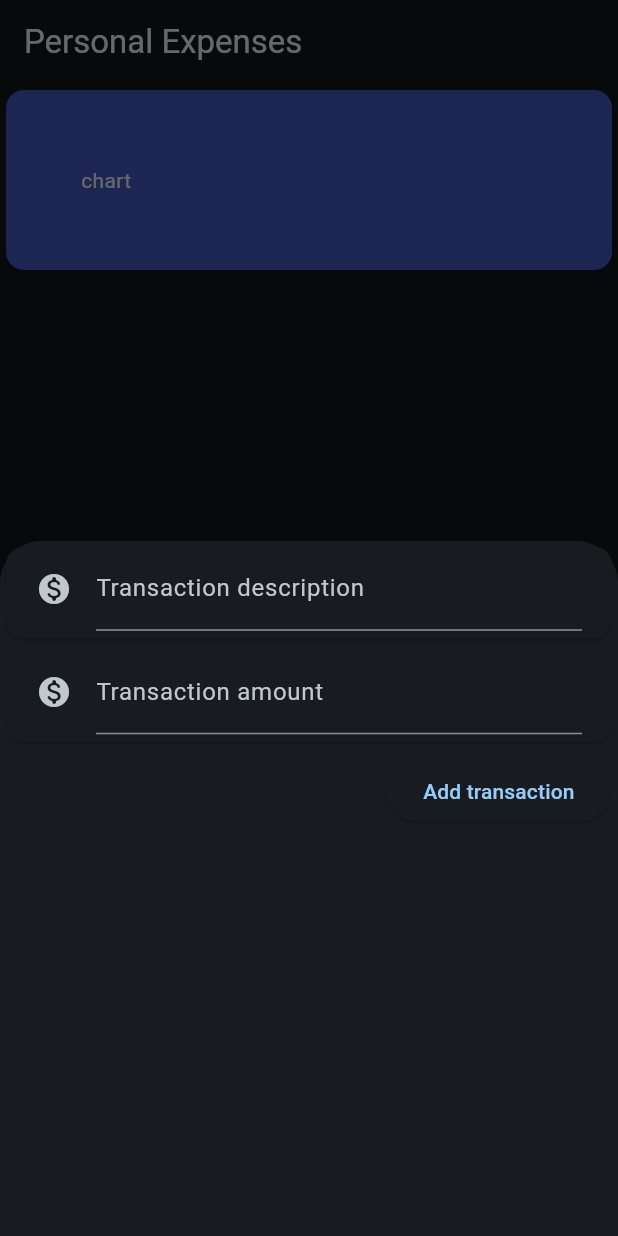
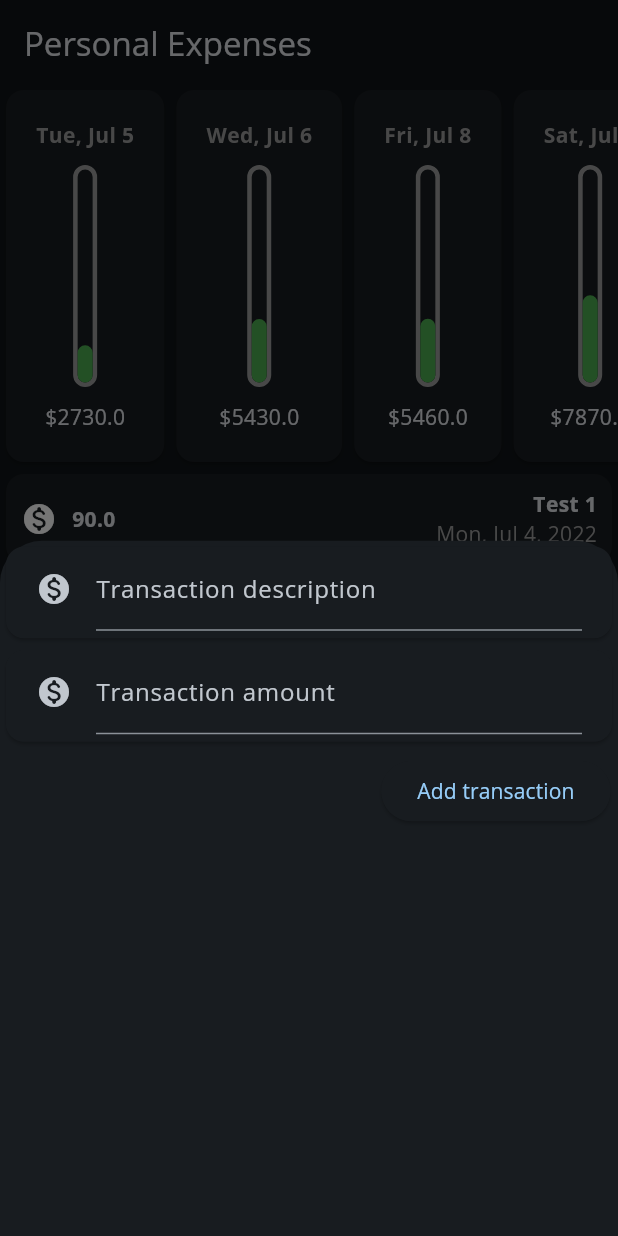
Before and after one commit to Nitram13E/Personal-Expenses, a Flutter app: the screen it shows after launch, after a tap on the "add" icon, on a phone screen of 412 x 824 dp. Run offline on Flutter 3.47's test engine with Material 2 defaults, Android fonts, the phone set to English and light mode, and no system bars.

Commit message:
Charts implemented. Various fixes

```diff
--- a/lib/main.dart
+++ b/lib/main.dart
@@ -1,3 +1,4 @@
+import 'package:flutter/gestures.dart';
 import 'package:flutter/material.dart';
 import 'package:personal_expenses/models/transaction.dart';
 import 'package:personal_expenses/widgets/add_transaction.dart';
@@ -20,11 +21,22 @@ class MyApp extends StatelessWidget {
         colorSchemeSeed: Colors.lightBlue,
         brightness: Brightness.dark,
         useMaterial3: true,
+        fontFamily: 'OpenSans',
       ),
       home: MyHomePage(appName: appName),
       debugShowCheckedModeBanner: false,
+      scrollBehavior: CustomScrollBehavior(),
     );
   }
+}
+
+class CustomScrollBehavior extends MaterialScrollBehavior {
+  // Override behavior methods and getters like dragDevices
+  @override
+  Set<PointerDeviceKind> get dragDevices => {
+        PointerDeviceKind.touch,
+        PointerDeviceKind.mouse,
+      };
 }
 
 class MyHomePage extends StatefulWidget {
@@ -36,7 +48,17 @@ class MyHomePage extends StatefulWidget {
 }
 
 class _MyHomePageState extends State<MyHomePage> {
-  final List<Transaction> _transactions = <Transaction>[];
+  final List<Transaction> _transactions = <Transaction>[
+    Transaction(title: 'Test 1', amount: 90, date: DateTime(2022, 7, 4)),
+    Transaction(title: 'Test 2', amount: 190, date: DateTime(2022, 7, 4)),
+    Transaction(title: 'Test 3', amount: 910, date: DateTime(2022, 7, 5)),
+    Transaction(title: 'Test 4', amount: 900, date: DateTime(2022, 7, 5)),
+    Transaction(title: 'Test 5', amount: 920, date: DateTime(2022, 7, 5)),
+    Transaction(title: 'Test 6', amount: 5430, date: DateTime(2022, 7, 6)),
+    Transaction(title: 'Test 7', amount: 5460, date: DateTime(2022, 7, 8)),
+    Transaction(title: 'Test 8', amount: 7870, date: DateTime(2022, 7, 9)),
+    Transaction(title: 'Test 9', amount: 120, date: DateTime(2022, 7, 10)),
+  ];
 
   void _addNewTransaction({required String title, required double amount}) {
     setState(() {
--- a/lib/pages/dashboard_page.dart
+++ b/lib/pages/dashboard_page.dart
@@ -1,15 +1,13 @@
 import 'package:flutter/material.dart';
 import 'package:personal_expenses/models/transaction.dart';
 import 'package:personal_expenses/widgets/no_transactions.dart';
-import 'package:personal_expenses/widgets/transaction_chart.dart';
+import 'package:personal_expenses/widgets/transaction_charts.dart';
 import 'package:personal_expenses/widgets/transaction_list.dart';
 
 class DashboardPage extends StatefulWidget {
   final Function addNewTransaction;
   final List<Transaction> transactions;
-  const DashboardPage(
-      {Key? key, required this.addNewTransaction, required this.transactions})
-      : super(key: key);
+  const DashboardPage({Key? key, required this.addNewTransaction, required this.transactions}) : super(key: key);
 
   @override
   State<DashboardPage> createState() => _DashboardPageState();
@@ -19,10 +17,8 @@ class _DashboardPageState extends State<DashboardPage> {
   @override
   Widget build(BuildContext context) {
     return Column(crossAxisAlignment: CrossAxisAlignment.stretch, children: [
-      TransactionChart(transactions: widget.transactions),
-      widget.transactions.isNotEmpty
-          ? TransactionList(transactions: widget.transactions)
-          : const NoTransactions(),
+      TransactionCharts(transactions: widget.transactions),
+      widget.transactions.isNotEmpty ? TransactionList(transactions: widget.transactions) : const NoTransactions(),
     ]);
   }
 }
--- a/lib/widgets/add_transaction.dart
+++ b/lib/widgets/add_transaction.dart
@@ -5,8 +5,7 @@ import 'package:personal_expenses/widgets/input_card.dart';
 class AddTransaction extends StatefulWidget {
   final Function addTransaction;
 
-  const AddTransaction({Key? key, required this.addTransaction})
-      : super(key: key);
+  const AddTransaction({Key? key, required this.addTransaction}) : super(key: key);
 
   @override
   State<AddTransaction> createState() => AddTransactionState();
@@ -29,7 +28,6 @@ class AddTransactionState extends State<AddTransaction> {
     try {
       amount = double.parse(amountController.text);
     } on FormatException catch (e) {
-      print(e);
       return;
     }
 
--- /dev/null
+++ b/lib/widgets/chart.dart
@@ -0,0 +1,45 @@
+import 'package:flutter/material.dart';
+
+class Chart extends StatelessWidget {
+  final double monthAmount;
+  final double dayAmount;
+
+  const Chart({Key? key, required this.dayAmount, required this.monthAmount}) : super(key: key);
+
+  double get percentAmount {
+    final double percent = (dayAmount / monthAmount);
+
+    if ((percent + 0.05) < 1) return (percent + 0.05);
+
+    return percent;
+  }
+
+  @override
+  Widget build(BuildContext context) {
+    return Expanded(
+      child: Stack(
+        children: [
+          Container(
+            margin: const EdgeInsets.all(10),
+            decoration: BoxDecoration(
+              border: Border.all(color: Colors.grey, width: 3),
+              borderRadius: BorderRadius.circular(15),
+            ),
+            child: Align(
+              alignment: Alignment.bottomCenter,
+              child: FractionallySizedBox(
+                heightFactor: (percentAmount),
+                child: Container(
+                  decoration: BoxDecoration(
+                    border: Border.all(color: Colors.green, width: 5),
+                    borderRadius: BorderRadius.circular(15),
+                  ),
+                ),
+              ),
+            ),
+          ),
+        ],
+      ),
+    );
+  }
+}
--- a/lib/widgets/no_transactions.dart
+++ b/lib/widgets/no_transactions.dart
@@ -5,11 +5,20 @@ class NoTransactions extends StatelessWidget {
 
   @override
   Widget build(BuildContext context) {
-    return const Expanded(
-      child: Center(
-        child: Text('No transactions registered.',
-            textAlign: TextAlign.center,
-            style: TextStyle(color: Colors.grey, fontWeight: FontWeight.bold)),
+    return Expanded(
+      child: Column(
+        mainAxisAlignment: MainAxisAlignment.center,
+        children: [
+          Container(
+            height: 250,
+            margin: const EdgeInsets.fromLTRB(0, 0, 0, 30),
+            child: Image.asset(
+              'assets/images/no-transaction.png',
+              fit: BoxFit.fitHeight,
+            ),
+          ),
+          const Text('No transactions registered.', textAlign: TextAlign.center, style: TextStyle(color: Colors.grey, fontWeight: FontWeight.bold)),
+        ],
       ),
     );
   }
--- a/lib/widgets/transaction_card.dart
+++ b/lib/widgets/transaction_card.dart
@@ -1,12 +1,12 @@
 import 'package:flutter/material.dart';
+import 'package:intl/intl.dart';
 
 class TransactionCard extends StatelessWidget {
   final String title;
   final double amount;
   final DateTime date;
 
-  const TransactionCard(this.title, this.amount, this.date, {Key? key})
-      : super(key: key);
+  const TransactionCard(this.title, this.amount, this.date, {Key? key}) : super(key: key);
 
   @override
   Widget build(BuildContext context) {
@@ -36,11 +36,14 @@ class TransactionCard extends StatelessWidget {
                 Text(
                   overflow: TextOverflow.clip,
                   title,
+                  style: const TextStyle(
+                    fontWeight: FontWeight.bold,
+                  ),
                 ),
                 Text(
-                  date.toString().substring(0, 16),
-                  style: const TextStyle(
-                      fontWeight: FontWeight.bold, color: Colors.grey),
+                  //date.toString().substring(0, 16),
+                  DateFormat.yMMMEd().format(date),
+                  style: const TextStyle(color: Colors.grey),
                 ),
               ],
             ),
--- a/lib/widgets/transaction_chart.dart
+++ /dev/null
@@ -1,24 +0,0 @@
-import 'package:flutter/material.dart';
-import 'package:personal_expenses/models/transaction.dart';
-import 'package:syncfusion_flutter_charts/charts.dart';
-import 'package:syncfusion_flutter_charts/sparkcharts.dart';
-
-class TransactionChart extends StatefulWidget {
-  final List<Transaction> transactions;
-  const TransactionChart({Key? key, required this.transactions})
-      : super(key: key);
-
-  @override
-  State<TransactionChart> createState() => _TransactionChartState();
-}
-
-class _TransactionChartState extends State<TransactionChart> {
-  @override
-  Widget build(BuildContext context) {
-    return Card(
-      color: Colors.indigo,
-      child: Container(
-          margin: const EdgeInsets.all(50), child: const Text('chart')),
-    );
-  }
-}
--- /dev/null
+++ b/lib/widgets/transaction_charts.dart
@@ -0,0 +1,98 @@
+import 'package:flutter/material.dart';
+import 'package:personal_expenses/models/transaction.dart';
+import 'package:personal_expenses/widgets/chart.dart';
+
+import 'package:intl/intl.dart';
+
+class TransactionCharts extends StatefulWidget {
+  final List<Transaction> transactions;
+  const TransactionCharts({Key? key, required this.transactions}) : super(key: key);
+
+  @override
+  State<TransactionCharts> createState() => _TransactionChartsState();
+}
+
+class _TransactionChartsState extends State<TransactionCharts> {
+  /*
+
+  Map<String, DailyTransactions> get _monthTransactions {
+    final Map<String, DailyTransactions> dailyTransactions = {};
+    DateTime actualMonth = DateTime.now().subtract(const Duration(days: 30));
+
+    for (final Transaction transaction in widget.transactions) {
+      if (transaction.date.isAfter(actualMonth)) {
+        final date = transaction.date.toString().substring(0, 10);
+
+        if (dailyTransactions.containsKey(date)) {
+          dailyTransactions[date]!.finalAmount = dailyTransactions[date]!.finalAmount + transaction.amount;
+        } else {
+          dailyTransactions[date] = DailyTransactions(finalAmount: transaction.amount);
+          _daysOfTheMonth.add(date);
+        }
+
+        dailyTransactions[date]!.addTransaction(transaction: transaction);
+      }
+    }
+
+    return dailyTransactions;
+  }
+  */
+
+  List<String> get _daysOfTheMonth {
+    return _monthTransactions.keys.toList();
+  }
+
+  Map<String, double> get _monthTransactions {
+    final Map<String, double> dailyAmounts = {};
+    DateTime actualMonth = DateTime.now().subtract(const Duration(days: 30));
+
+    for (final Transaction transaction in widget.transactions) {
+      if (transaction.date.isAfter(actualMonth)) {
+        final date = transaction.date.toString().substring(0, 10);
+
+        if (dailyAmounts.containsKey(date)) {
+          dailyAmounts[date] = dailyAmounts[date]! + transaction.amount;
+        } else {
+          dailyAmounts[date] = transaction.amount;
+        }
+      }
+    }
+    return dailyAmounts;
+  }
+
+  double get _monthTotalAmount {
+    double totalAmount = 0;
+
+    for (Transaction t in widget.transactions) {
+      totalAmount += t.amount;
+    }
+
+    return totalAmount;
+  }
+
+  @override
+  Widget build(BuildContext context) {
+    return Expanded(
+      flex: 2,
+      child: ListView.builder(
+        scrollDirection: Axis.horizontal,
+        itemCount: _daysOfTheMonth.length,
+        itemBuilder: (context, index) => Card(
+          child: Container(
+            margin: const EdgeInsets.all(20),
+            child: Column(
+              children: [
+                Text(
+                  DateFormat.MMMEd().format(DateTime.parse(_daysOfTheMonth[index])),
+                  style: const TextStyle(fontWeight: FontWeight.bold, color: Colors.grey),
+                ),
+                Chart(monthAmount: _monthTotalAmount, dayAmount: _monthTransactions[_daysOfTheMonth[index]]!),
+                Text('\$${_monthTransactions[_daysOfTheMonth[index]]!}'),
+              ],
+            ),
+          ),
+        ),
+      ),
+    );
+  }
+}
--- a/lib/widgets/transaction_list.dart
+++ b/lib/widgets/transaction_list.dart
@@ -4,8 +4,7 @@ import 'package:personal_expenses/widgets/transaction_card.dart';
 
 class TransactionList extends StatefulWidget {
   final List<Transaction> transactions;
-  const TransactionList({Key? key, required this.transactions})
-      : super(key: key);
+  const TransactionList({Key? key, required this.transactions}) : super(key: key);
 
   @override
   State<TransactionList> createState() => _TransactionListState();
@@ -15,18 +14,11 @@ class _TransactionListState extends State<TransactionList> {
   @override
   Widget build(BuildContext context) {
     return Expanded(
-        child: ListView.builder(
-      itemCount: widget.transactions.length,
-      itemBuilder: (context, index) => TransactionCard(
-          widget.transactions[index].title,
-          widget.transactions[index].amount,
-          widget.transactions[index].date),
-    ));
-    /* return Column(
-      children: _transactions
-          .map(
-              (trans) => TransactionCard(trans.title, trans.amount, trans.date))
-          .toList(),
-    ); */
+      flex: 4,
+      child: ListView.builder(
+        itemCount: widget.transactions.length,
+        itemBuilder: (context, index) => TransactionCard(widget.transactions[index].title, widget.transactions[index].amount, widget.transactions[index].date),
+      ),
+    );
   }
 }
```
Also changed, not shown: pubspec.yaml (+9 -8 lines), assets/fonts/OpenSans-Bold.ttf (added), assets/fonts/OpenSans-Regular.ttf (added), assets/images/no-transaction.png (added), pubspec.lock.
